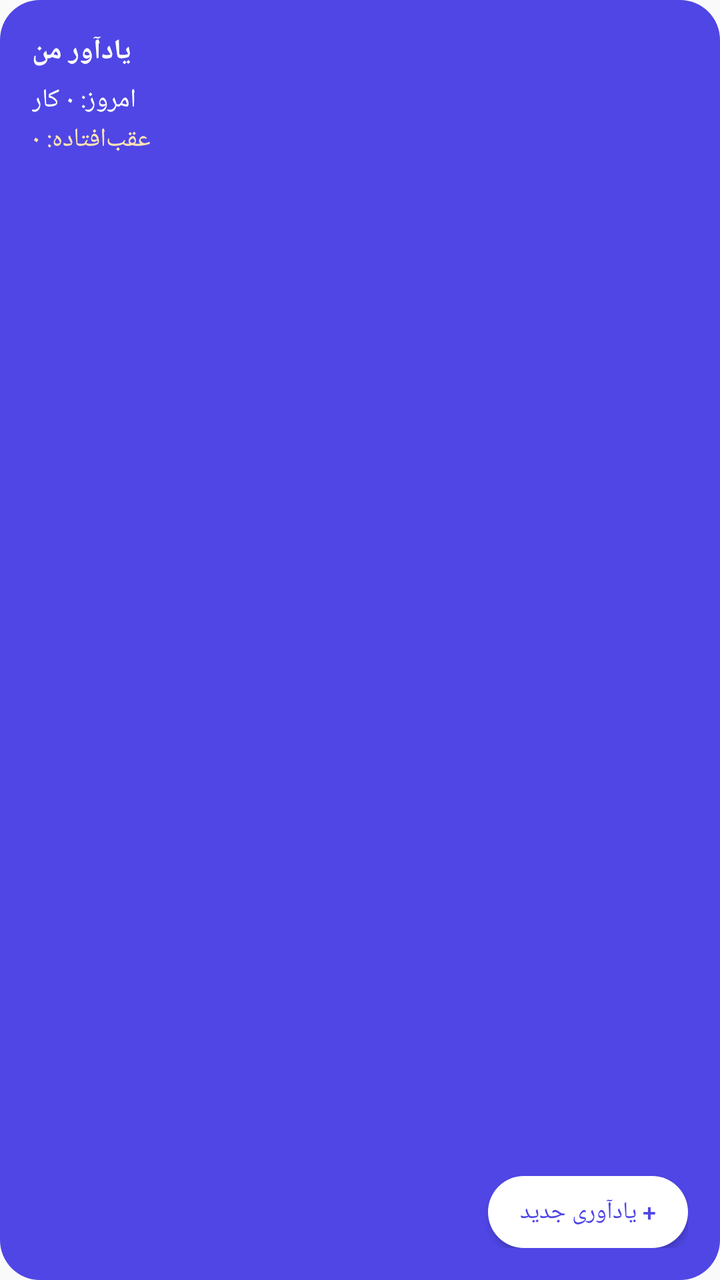
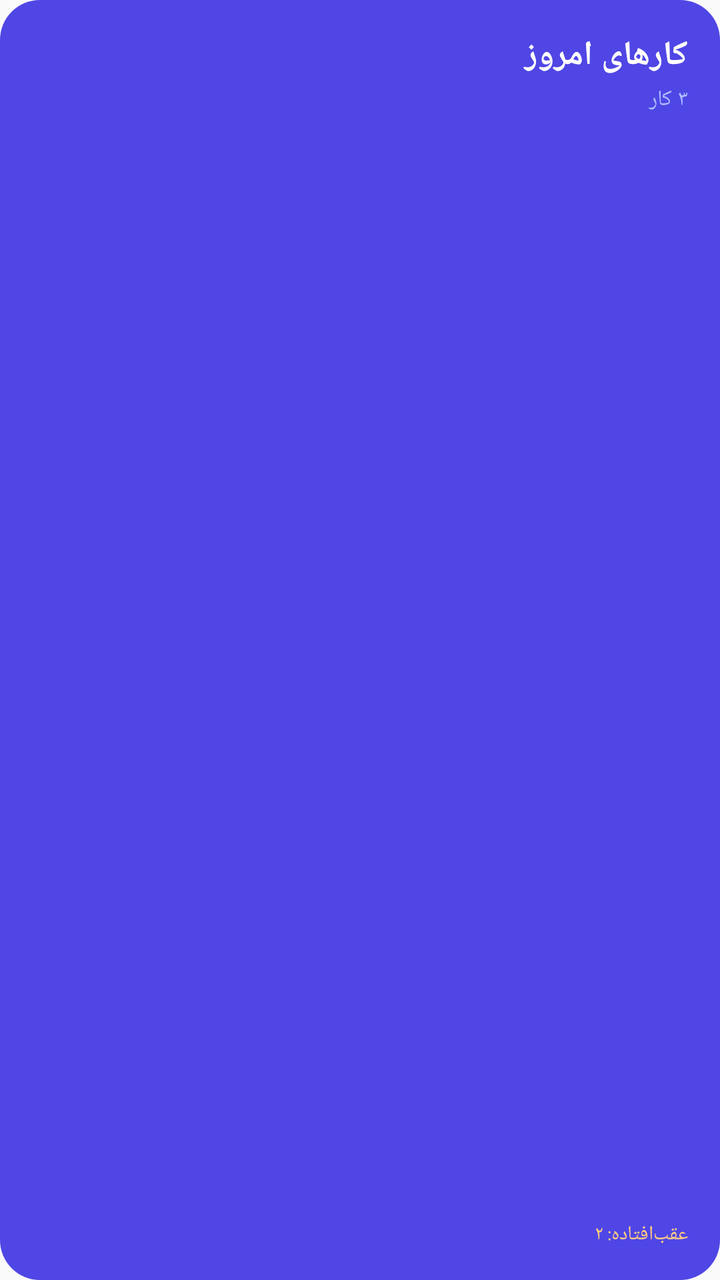

The first picture is an Android layout as it rendered before a commit; the second is the same layout after the commit. The layout source and the unified diff follow.
<!-- AndroidManifest.xml: application theme Theme.Nsa -->
<!-- res/layout/widget_today.xml -->
<?xml version="1.0" encoding="utf-8"?>
<LinearLayout xmlns:android="http://schemas.android.com/apk/res/android"
    android:layout_width="match_parent"
    android:layout_height="match_parent"
    android:orientation="vertical"
    android:background="@drawable/widget_background"
    android:padding="16dp">

    <TextView
        android:id="@+id/widget_title"
        android:layout_width="wrap_content"
        android:layout_height="wrap_content"
        android:text="@string/app_name"
        android:textColor="#FFFFFF"
        android:textSize="14sp"
        android:textStyle="bold" />

    <TextView
        android:id="@+id/widget_today_count"
        android:layout_width="wrap_content"
        android:layout_height="wrap_content"
        android:layout_marginTop="6dp"
        android:text="امروز: ۰ کار"
        android:textColor="#FFFFFF"
        android:textSize="13sp" />

    <TextView
        android:id="@+id/widget_overdue_count"
        android:layout_width="wrap_content"
        android:layout_height="wrap_content"
        android:layout_marginTop="2dp"
        android:text="عقب‌افتاده: ۰"
        android:textColor="#FFE4B3"
        android:textSize="13sp" />

    <Space
        android:layout_width="0dp"
        android:layout_height="0dp"
        android:layout_weight="1" />

    <Button
        android:id="@+id/widget_add_button"
        android:layout_width="wrap_content"
        android:layout_height="36dp"
        android:layout_gravity="end"
        android:background="@drawable/widget_button_background"
        android:paddingStart="16dp"
        android:paddingEnd="16dp"
        android:text="+ یادآوری جدید"
        android:textColor="#4F46E5"
        android:textAllCaps="false"
        android:textSize="12sp" />

</LinearLayout>
<!-- resources referenced by this layout -->
<resources>
  <!-- drawable widget_background (drawable) -->
  <?xml version="1.0" encoding="utf-8"?>
  <shape xmlns:android="http://schemas.android.com/apk/res/android" android:shape="rectangle">
      <solid android:color="#4F46E5" />
      <corners android:radius="20dp" />
  </shape>
  <!-- drawable widget_button_background (drawable) -->
  <?xml version="1.0" encoding="utf-8"?>
  <shape xmlns:android="http://schemas.android.com/apk/res/android" android:shape="rectangle">
      <solid android:color="#FFFFFF" />
      <corners android:radius="18dp" />
  </shape>
  <string name="app_name">یادآور من</string>
  <style name="Theme.Nsa" parent="android:Theme.Material.Light.NoActionBar" />
</resources>

<!-- the commit's change to res/layout/widget_today.xml (unified diff, before → after) -->
@@ -3,52 +3,49 @@
     android:layout_width="match_parent"
     android:layout_height="match_parent"
     android:orientation="vertical"
+    android:gravity="right"
+    android:layoutDirection="rtl"
     android:background="@drawable/widget_background"
     android:padding="16dp">
 
     <TextView
         android:id="@+id/widget_title"
-        android:layout_width="wrap_content"
+        android:layout_width="match_parent"
         android:layout_height="wrap_content"
-        android:text="@string/app_name"
+        android:gravity="right"
+        android:text="کارهای امروز"
         android:textColor="#FFFFFF"
-        android:textSize="14sp"
+        android:textSize="17sp"
         android:textStyle="bold" />
 
     <TextView
         android:id="@+id/widget_today_count"
-        android:layout_width="wrap_content"
+        android:layout_width="match_parent"
         android:layout_height="wrap_content"
-        android:layout_marginTop="6dp"
-        android:text="امروز: ۰ کار"
-        android:textColor="#FFFFFF"
-        android:textSize="13sp" />
+        android:layout_marginTop="3dp"
+        android:gravity="right"
+        android:text="۳ کار"
+        android:textColor="#AEBEFF"
+        android:textSize="11sp" />
+
+    <LinearLayout
+        android:id="@+id/widget_tasks_container"
+        android:layout_width="match_parent"
+        android:layout_height="0dp"
+        android:layout_weight="1"
+        android:layout_marginTop="10dp"
+        android:orientation="vertical"
+        android:gravity="right"
+        android:layoutDirection="rtl" />
 
     <TextView
         android:id="@+id/widget_overdue_count"
-        android:layout_width="wrap_content"
+        android:layout_width="match_parent"
         android:layout_height="wrap_content"
-        android:layout_marginTop="2dp"
-        android:text="عقب‌افتاده: ۰"
-        android:textColor="#FFE4B3"
-        android:textSize="13sp" />
-
-    <Space
-        android:layout_width="0dp"
-        android:layout_height="0dp"
-        android:layout_weight="1" />
-
-    <Button
-        android:id="@+id/widget_add_button"
-        android:layout_width="wrap_content"
-        android:layout_height="36dp"
-        android:layout_gravity="end"
-        android:background="@drawable/widget_button_background"
-        android:paddingStart="16dp"
-        android:paddingEnd="16dp"
-        android:text="+ یادآوری جدید"
-        android:textColor="#4F46E5"
-        android:textAllCaps="false"
-        android:textSize="12sp" />
+        android:layout_marginTop="5dp"
+        android:gravity="right"
+        android:text="عقب‌افتاده: ۲"
+        android:textColor="#FFCC80"
+        android:textSize="10sp" />
 
 </LinearLayout>
<!-- resource entries referenced after the edit -->
@@ -6,13 +6,6 @@
       <solid android:color="#4F46E5" />
       <corners android:radius="20dp" />
   </shape>
-  <!-- drawable widget_button_background (drawable) -->
-  <?xml version="1.0" encoding="utf-8"?>
-  <shape xmlns:android="http://schemas.android.com/apk/res/android" android:shape="rectangle">
-      <solid android:color="#FFFFFF" />
-      <corners android:radius="18dp" />
-  </shape>
-  <string name="app_name">یادآور من</string>
   <style name="Theme.Nsa" parent="android:Theme.Material.Light.NoActionBar" />
 </resources>
 
